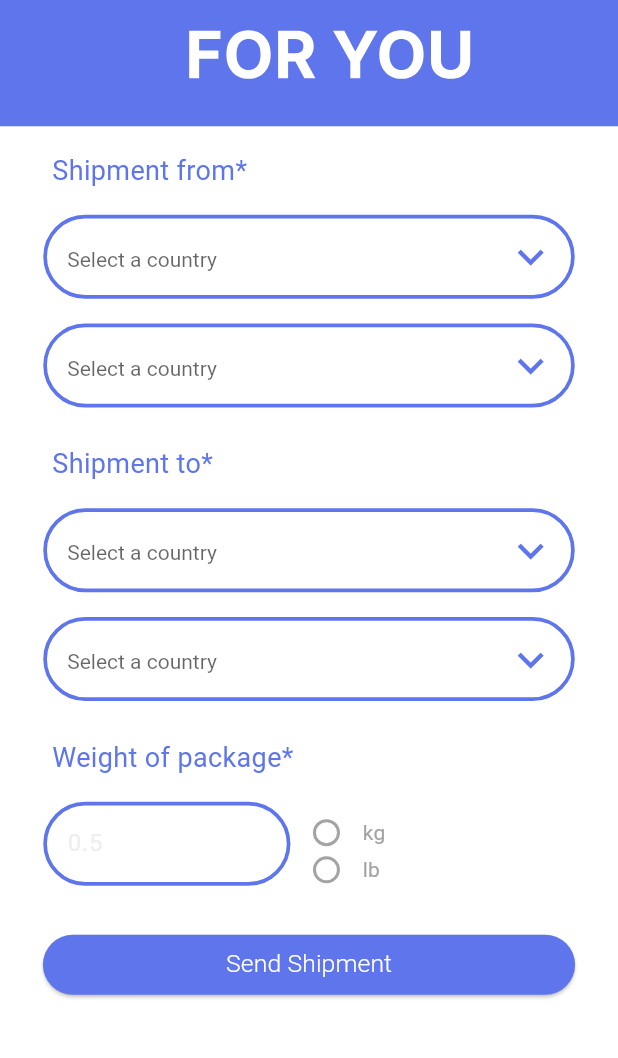
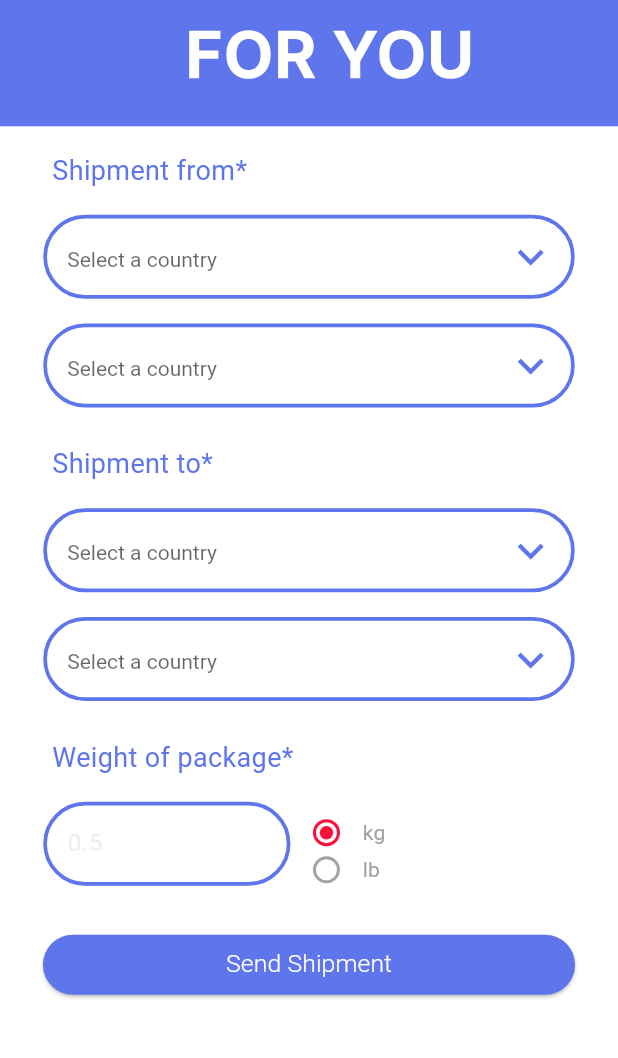
Before and after one commit to husainaali/for_you, a Flutter app: the CalculatorPageView screen opened by its route, on a phone screen of 412 x 824 dp, the part 158-1216 px from its top. Run offline on Flutter 3.47's test engine with Material 3 defaults, Android fonts, the phone set to English and light mode, and no system bars; drawn by our look-alikes of auto_size_text; our stand-ins replace easy_localization, file_picker, flutter_animate, flutter_native_splash, flutter_svg, gap and 5 more; accounts and stored records are empty; network calls fail; statements that could not run were skipped.

Commit message:
update shipment page

```diff
--- a/lib/constants/config.dart
+++ b/lib/constants/config.dart
@@ -15,4 +15,8 @@ class AppConfig {
   static const getUserData = "userlogin.php";
   static const registerUserData = "user_register.php";
   static const registerManagerData = "manager_register.php";
+
+  static const getCountriesCitiesData = "get_countries_cities.php";
+
+
 }
--- /dev/null
+++ b/lib/models/countries.dart
@@ -0,0 +1,37 @@
+import 'package:json_annotation/json_annotation.dart';
+
+part 'countries.g.dart';
+
+@JsonSerializable()
+class Country {
+  @JsonKey(name: 'country_id')
+  int? countryId;
+  @JsonKey(name: 'country_name')
+  String? countryName;
+  List<City>? cities; // Change City to List<City>
+
+  Country({this.countryId, this.countryName, this.cities});
+
+  factory Country.fromJson(Map<String, dynamic> json) =>
+      _$CountryFromJson(json);
+
+  Map<String, dynamic> toJson() => _$CountryToJson(this);
+}
+
+@JsonSerializable()
+class City {
+  @JsonKey(name: 'city_id')
+  int? cityId;
+  @JsonKey(name: 'city_name')
+  String? cityName;
+  @JsonKey(name: 'country_id')
+  int? countryId;
+  @JsonKey(name: 'zip_code')
+  String? zipCode; // Changed to String since the JSON contains strings
+
+  City({this.cityId, this.cityName, this.countryId, this.zipCode});
+
+  factory City.fromJson(Map<String, dynamic> json) => _$CityFromJson(json);
+
+  Map<String, dynamic> toJson() => _$CityToJson(this);
+}
--- a/lib/services/locator_service.dart
+++ b/lib/services/locator_service.dart
@@ -2,6 +2,7 @@ import 'package:get_it/get_it.dart';
 
 import '../views/wrapper_view/wrapper_view_model.dart';
 import 'api_service.dart';
+import 'calculator_services.dart';
 import 'shared_preferences_service.dart';
 import 'user_service.dart';
 
@@ -14,6 +15,7 @@ void setupLocator() {
   locator.registerLazySingleton<UserService>(() => UserService());
   locator.registerLazySingleton<WrapperViewModel>(() => WrapperViewModel());
   locator.registerLazySingleton<SharedPreferenceService>(() => SharedPreferenceService());
+  locator.registerLazySingleton<CalculatorServices>(() => CalculatorServices());
 
 
   // Register models
--- a/lib/views/calculator_page_view/calculator_page_view.dart
+++ b/lib/views/calculator_page_view/calculator_page_view.dart
@@ -2,6 +2,7 @@ import 'package:auto_size_text/auto_size_text.dart';
 import 'package:flutter_svg/svg.dart';
 import 'package:for_you/constants/constants_helper.dart';
 import 'package:flutter/material.dart';
+import 'package:for_you/models/countries.dart';
 import 'package:gap/gap.dart';
 import 'package:stacked/stacked.dart';
 import '../../widgets/custom_widget_helper.dart';
@@ -16,7 +17,7 @@ class CalculatorPageView extends StatelessWidget {
   Widget build(BuildContext context) {
     return ViewModelBuilder<CalculatorPageViewModel>.reactive(
         viewModelBuilder: () => CalculatorPageViewModel(),
-        onViewModelReady: (model) => model.initialize(),
+        onViewModelReady: (model) => model.initialize(context),
         builder: (context, model, child) => Scaffold(
             appBar: customLongAppBar(context),
             backgroundColor: AppColor.appColorWhite,
@@ -32,11 +33,12 @@ class CalculatorPageView extends StatelessWidget {
                       '   Shipment from*',
                       maxFontSize: 24,
                       minFontSize: 18,
-                      style: TextStyle(
-                          color: AppColor.appColorCornflowerBlue),
+                      style: TextStyle(color: AppColor.appColorCornflowerBlue),
                     ),
-                    customDropDownMenu(context),
-                    customDropDownMenu(context),
+                    customDropDownMenu(
+                        context, model.countryList, 'FromCountry', model),
+                    customDropDownMenu(
+                        context, model.fromCities, 'FromCity', model),
                     Gap(
                       customHeight(context, percentage: 0.03),
                     ),
@@ -44,11 +46,12 @@ class CalculatorPageView extends StatelessWidget {
                       '   Shipment to*',
                       maxFontSize: 24,
                       minFontSize: 18,
-                      style: TextStyle(
-                          color: AppColor.appColorCornflowerBlue),
+                      style: TextStyle(color: AppColor.appColorCornflowerBlue),
                     ),
-                    customDropDownMenu(context),
-                    customDropDownMenu(context),
+                    customDropDownMenu(
+                        context, model.countryList, 'ToCountry', model),
+                    customDropDownMenu(
+                        context, model.toCities, 'ToCity', model),
                     Gap(
                       customHeight(context, percentage: 0.03),
                     ),
@@ -56,8 +59,7 @@ class CalculatorPageView extends StatelessWidget {
                       '   Weight of package*',
                       maxFontSize: 24,
                       minFontSize: 18,
-                      style: TextStyle(
-                          color: AppColor.appColorCornflowerBlue),
+                      style: TextStyle(color: AppColor.appColorCornflowerBlue),
                     ),
                     Padding(
                       padding: EdgeInsets.only(
@@ -68,23 +70,23 @@ class CalculatorPageView extends StatelessWidget {
                       child: Row(
                         children: [
                           SizedBox(
-                            height:
-                                customHeight(context, percentage: 0.08),
+                            height: customHeight(context, percentage: 0.08),
                             width: customWidth(context, percentage: 0.4),
                             child: TextField(
+                              keyboardType:
+                                  const TextInputType.numberWithOptions(
+                                      decimal: true),
                               decoration: InputDecoration(
                                 enabledBorder: OutlineInputBorder(
                                   borderRadius: BorderRadius.horizontal(
-                                    left: Radius.circular(
-                                        customWidth(context)),
-                                    right: Radius.circular(
-                                        customWidth(context)),
+                                    left: Radius.circular(customWidth(context)),
+                                    right:
+                                        Radius.circular(customWidth(context)),
                                   ),
                                   borderSide: BorderSide(
                                     width: customHeight(context,
                                         percentage: 0.003),
-                                    color:
-                                        AppColor.appColorCornflowerBlue,
+                                    color: AppColor.appColorCornflowerBlue,
                                   ),
                                 ),
                                 alignLabelWithHint: true,
@@ -93,85 +95,96 @@ class CalculatorPageView extends StatelessWidget {
                                     color: AppColor.appColorGreylight),
                                 border: OutlineInputBorder(
                                   borderRadius: BorderRadius.horizontal(
-                                    left: Radius.circular(
-                                        customWidth(context)),
-                                    right: Radius.circular(
-                                        customWidth(context)),
+                                    left: Radius.circular(customWidth(context)),
+                                    right:
+                                        Radius.circular(customWidth(context)),
                                   ),
                                 ),
                               ),
                             ),
                           ),
                           SizedBox(
-                            height:
-                                customHeight(context, percentage: 0.06),
+                            height: customHeight(context, percentage: 0.06),
                             child: Column(
                               mainAxisAlignment: MainAxisAlignment.start,
-                              crossAxisAlignment:
-                                  CrossAxisAlignment.start,
+                              crossAxisAlignment: CrossAxisAlignment.start,
                               children: [
                                 SizedBox(
-                                  height: customHeight(context,
-                                      percentage: 0.03),
+                                  height:
+                                      customHeight(context, percentage: 0.03),
                                   child: Row(
                                     children: [
                                       Radio(
-                                        focusColor:
-                                            AppColor.appColorGreyNormal,
+                                        focusColor: AppColor.appColorGreyNormal,
                                         activeColor:
                                             AppColor.appColorGreyNormal,
-                                        overlayColor:
-                                            MaterialStateProperty.all(
-                                                AppColor
-                                                    .appColorGreyNormal),
-                                        fillColor:
-                                            MaterialStateProperty.all(
-                                                AppColor
-                                                    .appColorGreyNormal),
+                                        overlayColor: MaterialStateProperty.all(
+                                            AppColor.appColorGreyNormal),
+                                        fillColor: MaterialStateProperty
+                                            .resolveWith<Color>((states) {
+                                          if (states.contains(
+                                              MaterialState.selected)) {
+                                            return AppColor
+                                                .appColorAccentRed; // Sets the color of the circle when it's selected to red
+                                          }
+                                          return AppColor
+                                              .appColorGreyNormal; // Sets the color of the circle when it's not selected
+                                        }),
                                         value: true,
-                                        groupValue: null,
-                                        onChanged: (value) {},
+                                        groupValue: model.weightRadioButton,
+                                        onChanged: (value) {
+                                          model.weightRadioButton =
+                                              !model.weightRadioButton;
+                                          print('kg $value');
+                                          model.notifyListeners();
+                                        },
                                       ),
                                       const AutoSizeText(
                                         'kg',
                                         maxFontSize: 14,
                                         minFontSize: 14,
                                         style: TextStyle(
-                                            color: AppColor
-                                                .appColorGreyNormal),
+                                            color: AppColor.appColorGreyNormal),
                                       )
                                     ],
                                   ),
                                 ),
                                 SizedBox(
-                                  height: customHeight(context,
-                                      percentage: 0.03),
+                                  height:
+                                      customHeight(context, percentage: 0.03),
                                   child: Row(
                                     children: [
                                       Radio(
-                                        focusColor:
-                                            AppColor.appColorGreyNormal,
+                                        focusColor: AppColor.appColorGreyNormal,
                                         activeColor:
                                             AppColor.appColorGreyNormal,
-                                        overlayColor:
-                                            MaterialStateProperty.all(
-                                                AppColor
-                                                    .appColorGreyNormal),
-                                        fillColor:
-                                            MaterialStateProperty.all(
-                                                AppColor
-                                                    .appColorGreyNormal),
+                                        overlayColor: MaterialStateProperty.all(
+                                            AppColor.appColorGreyNormal),
+                                        fillColor: MaterialStateProperty
+                                            .resolveWith<Color>((states) {
+                                          if (states.contains(
+                                              MaterialState.selected)) {
+                                            return AppColor
+                                                .appColorAccentRed; // Sets the color of the circle when it's selected to red
+                                          }
+                                          return AppColor
+                                              .appColorGreyNormal; // Sets the color of the circle when it's not selected
+                                        }),
                                         value: true,
-                                        groupValue: null,
-                                        onChanged: (value) {},
+                                        groupValue: !model.weightRadioButton,
+                                        onChanged: (value) {
+                                          model.weightRadioButton =
+                                              !model.weightRadioButton;
+                                          print('lb $value');
+                                          model.notifyListeners();
+                                        },
                                       ),
                                       const AutoSizeText(
                                         'lb',
                                         maxFontSize: 14,
                                         minFontSize: 14,
                                         style: TextStyle(
-                                            color: AppColor
-                                                .appColorGreyNormal),
+                                            color: AppColor.appColorGreyNormal),
                                       )
                                     ],
                                   ),
@@ -182,8 +195,9 @@ class CalculatorPageView extends StatelessWidget {
                         ],
                       ),
                     ),
-                    Gap(customHeight(context,percentage: 0.013)),
-                    customRequestButton(context,'Send Shipment',()=> model.generalRequester()),
+                    Gap(customHeight(context, percentage: 0.013)),
+                    customRequestButton(context, 'Send Shipment',
+                        () => model.generalRequester(pagename: 'Calculator')),
                   ],
                 ))));
   }
--- a/lib/views/calculator_page_view/calculator_page_view_model.dart
+++ b/lib/views/calculator_page_view/calculator_page_view_model.dart
@@ -1,17 +1,79 @@
 import 'dart:async';
 
 import 'package:flutter/material.dart';
+import 'package:for_you/routes/routes.dart';
+import 'package:for_you/views/calculator_page_view/send_shipment_page_view.dart';
+import 'package:go_router/go_router.dart';
+import 'package:stacked/stacked.dart';
 
+import '../../models/countries.dart';
+import '../../services/calculator_services.dart';
 import '../../services/locator_service.dart';
 import '../../view_models/base_model.dart';
 
+class CalculatorPageViewModel extends BaseModel {
+  final CalculatorServices _calculatorServices =
+      locator.get<CalculatorServices>();
 
-class CalculatorPageViewModel extends BaseModel {
+  final ReactiveValue<List<Country>> _countryList = ReactiveValue([]);
+  final ReactiveValue<List<City>> _fromCities = ReactiveValue([]);
+  final ReactiveValue<List<City>> _toCities = ReactiveValue([]);
 
-      initialize() {}
+  var selectedCity;
 
-  generalRequester() {}
+  bool weightRadioButton = true;
+
+  List<Country> get countryList => _countryList.value;
+  List<City> get fromCities => _fromCities.value;
+  List<City> get toCities => _toCities.value;
+  late BuildContext context;
+  initialize(calculatorContext) async {
+    context = calculatorContext;
+    setBusy(true);
+    await getCountries();
+    setBusy(false);
+  }
+
+  sendShipmentInitialize(sendShipmentContext) {
+    context = sendShipmentContext;
+  }
+  Future getCountries() async {
+    _countryList.value = [];
+    await _calculatorServices.getAllCountriesAndCities().whenComplete(() => {
+          _countryList.value = _calculatorServices.countries!,
+          print('countries list ready')
+        });
+  }
+
+  selectCountry(listName, selectedCoutryName) {
+    print(listName);
+    if (listName == 'FromCountry') {
+      selectedCity = null;
+
+      _fromCities.value = [];
+      _fromCities.value = countryList
+              .where((element) => element.countryName == selectedCoutryName)
+              .first
+              .cities ??
+          [];
+      notifyListeners();
+      // print(fromCities.last.cityName);
+    } else if (listName == 'ToCountry') {
+      _toCities.value = [];
+      _toCities.value = countryList
+              .where((element) => element.countryName == selectedCoutryName)
+              .first
+              .cities ??
+          [];
+      notifyListeners();
+      // print(toCities.last.cityName);
+    }
+  }
+
+  shipmentInformation() {}
+  generalRequester({pagename}) {
+    context.push(SendShipmentPageViewRoute.path);
 
 
-
+  }
 }
--- a/lib/views/calculator_page_view/custom_calculator_parts.dart
+++ b/lib/views/calculator_page_view/custom_calculator_parts.dart
@@ -1,6 +1,7 @@
 part of 'calculator_page_view.dart';
 
-customDropDownMenu(context, {action}) {
+customDropDownMenu(context, list, listName, CalculatorPageViewModel model,
+    {action}) {
   return Stack(children: [
     Padding(
       padding: EdgeInsets.only(
@@ -51,15 +52,26 @@ customDropDownMenu(context, {action}) {
           left: Radius.circular(customHeight(context, percentage: 0.04)),
           right: Radius.circular(customHeight(context, percentage: 0.04)),
         ),
+
         style: TextStyle(color: AppColor.appColorCornflowerBlue),
-        items: <String>['Option 1', 'Option 2', 'Option 3', 'Option 4']
-            .map<DropdownMenuItem<String>>((String value) {
-          return DropdownMenuItem<String>(
-            value: value,
-            child: Text(value),
-          );
-        }).toList(),
-        onChanged: (String? value) {},
+        items: listName == 'FromCountry' || listName == 'ToCountry'
+            ? list.map<DropdownMenuItem<String>>((Country country) {
+                return DropdownMenuItem<String>(
+                  value: country.countryName ?? '',
+                  child: Text(country.countryName!),
+                );
+              }).toList()
+            : list.map<DropdownMenuItem<String>>((City city) {
+                return DropdownMenuItem<String>(
+                  value: city.cityName,
+                  child: Text(city.cityName!),
+                );
+              }).toList(),
+        onChanged: (String? value) {
+          model.selectCountry(listName, value);
+          print(value);
+          print(listName);
+        },
       ),
     ),
   ]);
```
Also changed, not shown: lib/routes/routes.dart (+24 -0 lines), lib/services/calculator_services.dart (added, +44 -0 lines), lib/views/calculator_page_view/send_shipment_page_view.dart (+16 -8 lines), lib/views/home_employee/home_manager_page_view.dart (added, +36 -0 lines), lib/views/home_employee/home_manager_page_view_model.dart (added, +15 -0 lines), lib/views/home_manager/home_manager_page_view.dart (added, +36 -0 lines), lib/views/home_manager/home_manager_page_view_model.dart (added, +15 -0 lines), lib/models/countries.g.dart (added), lib/routes/routes.g.dart.
